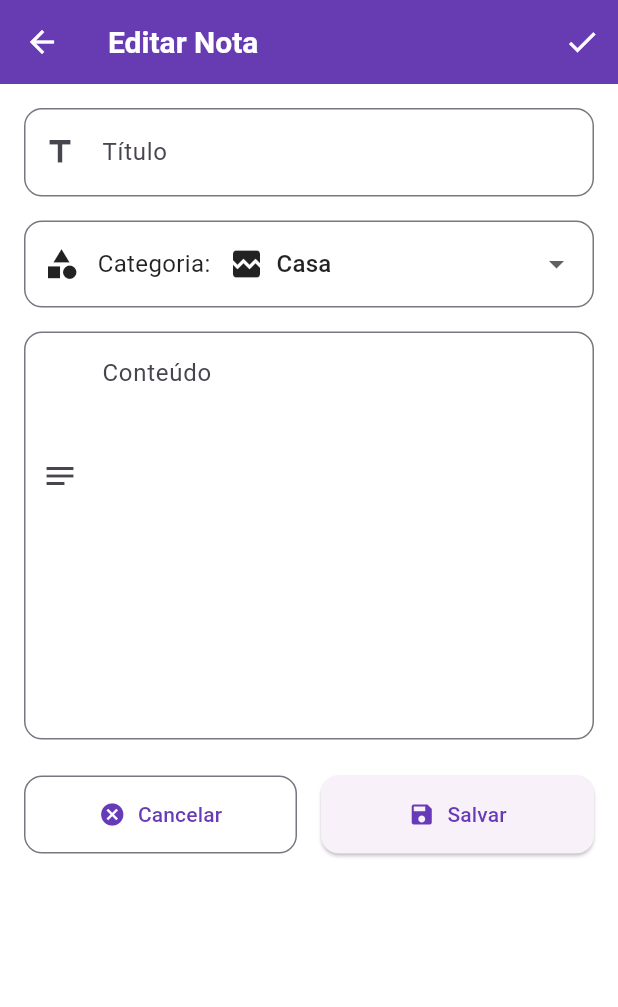
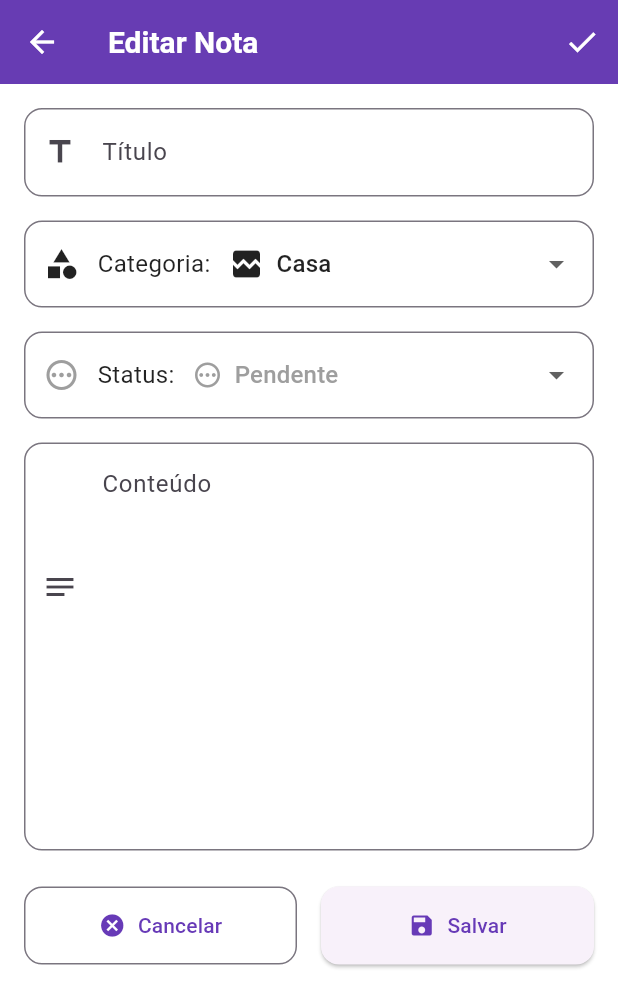
Before and after one commit to VictorVrumm/p2-Bloco-de-Notas, a Flutter app: the NoteEditScreen screen opened directly with empty values, on a phone screen of 412 x 824 dp. Shown: the top 1007 px of the screen. Run offline on Flutter 3.47's test engine with Material 3 defaults, Android fonts, the phone set to English and light mode, and no system bars; our stand-ins replace cached_network_image, equatable, flutter_bloc, sqflite; accounts and stored records are empty; network calls fail.

Commit message:
Add files via upload

```diff
--- a/wow/lib/bloc/note_bloc.dart
+++ b/wow/lib/bloc/note_bloc.dart
@@ -1,9 +1,10 @@
 import 'package:flutter_bloc/flutter_bloc.dart';
 import 'package:uuid/uuid.dart';
 import 'package:wow/data/models/note.dart';
+import 'package:wow/data/models/note_status.dart';
 import 'package:wow/utils/app_constants.dart';
-import 'package:wow/bloc/note_event.dart';
-import 'package:wow/bloc/note_state.dart';
+import 'note_event.dart';
+import 'note_state.dart';
 
 class NoteBloc extends Bloc<NoteEvent, NoteState> {
   NoteBloc() : super(NoteInitial()) {
@@ -67,6 +68,9 @@ class NoteBloc extends Bloc<NoteEvent, NoteState> {
         category: AppConstants.categories.firstWhere((cat) => cat.id == event.categoryId),
         createdAt: DateTime.now(),
         isSynced: false,
+        status: event.status != null
+            ? NoteStatus.fromJson(event.status!)
+            : NoteStatus.pending,
       );
       currentNotes.insert(0, newNote);
       _notes = currentNotes;
@@ -79,16 +83,27 @@ class NoteBloc extends Bloc<NoteEvent, NoteState> {
       final currentNotes = List<Note>.from((state as NoteLoaded).notes);
       final noteIndex = currentNotes.indexWhere((note) => note.id == event.noteId);
 
+      print('🔍 Updating note - Status received: ${event.status}');
+
       if (noteIndex != -1) {
+        final newStatus = NoteStatus.fromJson(event.status);
+        print('🎯 Status parsed: ${newStatus.name} - ${newStatus.displayName}');
+
         final updatedNote = currentNotes[noteIndex].copyWith(
           title: event.title,
           content: event.content,
           category: AppConstants.categories.firstWhere((cat) => cat.id == event.categoryId),
+          status: newStatus,
           isSynced: false,
         );
+
+        print('✅ Note updated with status: ${updatedNote.status.displayName}');
+
         currentNotes[noteIndex] = updatedNote;
         _notes = currentNotes;
         emit(NoteLoaded(notes: List.from(_notes)));
+      } else {
+        print('❌ Note not found with id: ${event.noteId}');
       }
     }
   }
--- a/wow/lib/bloc/note_event.dart
+++ b/wow/lib/bloc/note_event.dart
@@ -12,11 +12,13 @@ class AddNote extends NoteEvent {
   final String title;
   final String content;
   final String categoryId;
+  final String? status;
 
   const AddNote({
     required this.title,
     required this.content,
-    required this.categoryId
+    required this.categoryId,
+    this.status,
   });
 
   @override
@@ -28,16 +30,18 @@ class UpdateNote extends NoteEvent {
   final String title;
   final String content;
   final String categoryId;
+  final String status;
 
   const UpdateNote({
     required this.noteId,
     required this.title,
     required this.content,
-    required this.categoryId
+    required this.categoryId,
+    required this.status,
   });
 
   @override
-  List<Object> get props => [noteId, title, content, categoryId];
+  List<Object> get props => [noteId, title, content, categoryId, status];
 }
 
 class DeleteNote extends NoteEvent {
--- a/wow/lib/data/models/note.dart
+++ b/wow/lib/data/models/note.dart
@@ -1,5 +1,6 @@
 import 'package:equatable/equatable.dart';
 import 'category.dart';
+import 'note_status.dart';
 
 class Note extends Equatable {
   final String id;
@@ -8,6 +9,7 @@ class Note extends Equatable {
   final Category category;
   final DateTime createdAt;
   final bool isSynced;
+  final NoteStatus status;
 
   const Note({
     required this.id,
@@ -16,6 +18,7 @@ class Note extends Equatable {
     required this.category,
     required this.createdAt,
     this.isSynced = false,
+    this.status = NoteStatus.pending,
   });
 
   Note copyWith({
@@ -25,6 +28,7 @@ class Note extends Equatable {
     Category? category,
     DateTime? createdAt,
     bool? isSynced,
+    NoteStatus? status,
   }) {
     return Note(
       id: id ?? this.id,
@@ -33,6 +37,7 @@ class Note extends Equatable {
       category: category ?? this.category,
       createdAt: createdAt ?? this.createdAt,
       isSynced: isSynced ?? this.isSynced,
+      status: status ?? this.status,
     );
   }
 
@@ -45,6 +50,7 @@ class Note extends Equatable {
       'category': category.toMap(),
       'createdAt': createdAt.millisecondsSinceEpoch,
       'isSynced': isSynced ? 1 : 0,
+      'status': status.toJson(),
     };
   }
 
@@ -56,9 +62,12 @@ class Note extends Equatable {
       category: Category.fromMap(map['category']),
       createdAt: DateTime.fromMillisecondsSinceEpoch(map['createdAt']),
       isSynced: map['isSynced'] == 1,
+      status: map['status'] != null
+          ? NoteStatus.fromJson(map['status'])
+          : NoteStatus.pending,
     );
   }
 
   @override
-  List<Object?> get props => [id, title, content, category, createdAt, isSynced];
+  List<Object?> get props => [id, title, content, category, createdAt, isSynced, status];
 }
--- /dev/null
+++ b/wow/lib/data/models/note_status.dart
@@ -0,0 +1,57 @@
+import 'package:flutter/material.dart';
+
+enum NoteStatus {
+  pending,
+  inProgress,
+  completed,
+  cancelled;
+
+  String get displayName {
+    switch (this) {
+      case NoteStatus.pending:
+        return 'Pendente';
+      case NoteStatus.inProgress:
+        return 'Em Andamento';
+      case NoteStatus.completed:
+        return 'Finalizado';
+      case NoteStatus.cancelled:
+        return 'Cancelado';
+    }
+  }
+
+  Color get color {
+    switch (this) {
+      case NoteStatus.pending:
+        return Colors.grey;
+      case NoteStatus.inProgress:
+        return Colors.orange;
+      case NoteStatus.completed:
+        return Colors.green;
+      case NoteStatus.cancelled:
+        return Colors.red;
+    }
+  }
+
+  IconData get icon {
+    switch (this) {
+      case NoteStatus.pending:
+        return Icons.pending_outlined;
+      case NoteStatus.inProgress:
+        return Icons.sync;
+      case NoteStatus.completed:
+        return Icons.check_circle_outline;
+      case NoteStatus.cancelled:
+        return Icons.cancel_outlined;
+    }
+  }
+
+  // Para serialização
+  String toJson() => name;
+
+  static NoteStatus fromJson(String json) {
+    return NoteStatus.values.firstWhere(
+          (status) => status.name == json,
+      orElse: () => NoteStatus.pending,
+    );
+  }
+}
--- a/wow/lib/ui/screens/note_edit_screen.dart
+++ b/wow/lib/ui/screens/note_edit_screen.dart
@@ -4,6 +4,7 @@ import 'package:wow/bloc/note_bloc.dart';
 import 'package:wow/bloc/note_event.dart';
 import 'package:wow/data/models/note.dart';
 import 'package:wow/data/models/category.dart';
+import 'package:wow/data/models/note_status.dart';
 import 'package:wow/utils/app_constants.dart';
 
 class NoteEditScreen extends StatefulWidget {
@@ -19,6 +20,7 @@ class _NoteEditScreenState extends State<NoteEditScreen> {
   late TextEditingController _titleController;
   late TextEditingController _contentController;
   late Category _selectedCategory;
+  late NoteStatus _selectedStatus;
   final _formKey = GlobalKey<FormState>();
 
   @override
@@ -27,6 +29,7 @@ class _NoteEditScreenState extends State<NoteEditScreen> {
     _titleController = TextEditingController(text: widget.note.title);
     _contentController = TextEditingController(text: widget.note.content);
     _selectedCategory = widget.note.category;
+    _selectedStatus = widget.note.status;
   }
 
   @override
@@ -44,6 +47,7 @@ class _NoteEditScreenState extends State<NoteEditScreen> {
           title: _titleController.text.trim(),
           content: _contentController.text.trim(),
           categoryId: _selectedCategory.id,
+          status: _selectedStatus.name,
         ),
       );
 
@@ -150,6 +154,61 @@ class _NoteEditScreenState extends State<NoteEditScreen> {
             ),
             const SizedBox(height: 16),
 
+            // Seletor de Status
+            Container(
+              padding: const EdgeInsets.symmetric(horizontal: 12, vertical: 4),
+              decoration: BoxDecoration(
+                border: Border.all(color: colorScheme.outline),
+                borderRadius: BorderRadius.circular(12),
+              ),
+              child: Row(
+                children: [
+                  Icon(
+                    _selectedStatus.icon,
+                    color: _selectedStatus.color,
+                  ),
+                  const SizedBox(width: 12),
+                  const Text('Status:', style: TextStyle(fontSize: 16)),
+                  const SizedBox(width: 12),
+                  Expanded(
+                    child: DropdownButtonHideUnderline(
+                      child: DropdownButton<NoteStatus>(
+                        value: _selectedStatus,
+                        isExpanded: true,
+                        items: NoteStatus.values.map((NoteStatus status) {
+                          return DropdownMenuItem<NoteStatus>(
+                            value: status,
+                            child: Row(
+                              children: [
+                                Icon(
+                                  status.icon,
+                                  color: status.color,
+                                  size: 20,
+                                ),
+                                const SizedBox(width: 8),
+                                Text(
+                                  status.displayName,
+                                  style: TextStyle(color: status.color),
+                                ),
+                              ],
+                            ),
+                          );
+                        }).toList(),
+                        onChanged: (NoteStatus? newValue) {
+                          if (newValue != null) {
+                            setState(() {
+                              _selectedStatus = newValue;
+                            });
+                          }
+                        },
+                      ),
+                    ),
+                  ),
+                ],
+              ),
+            ),
+            const SizedBox(height: 16),
+
             // Campo de Conteúdo
             TextFormField(
               controller: _contentController,
```
